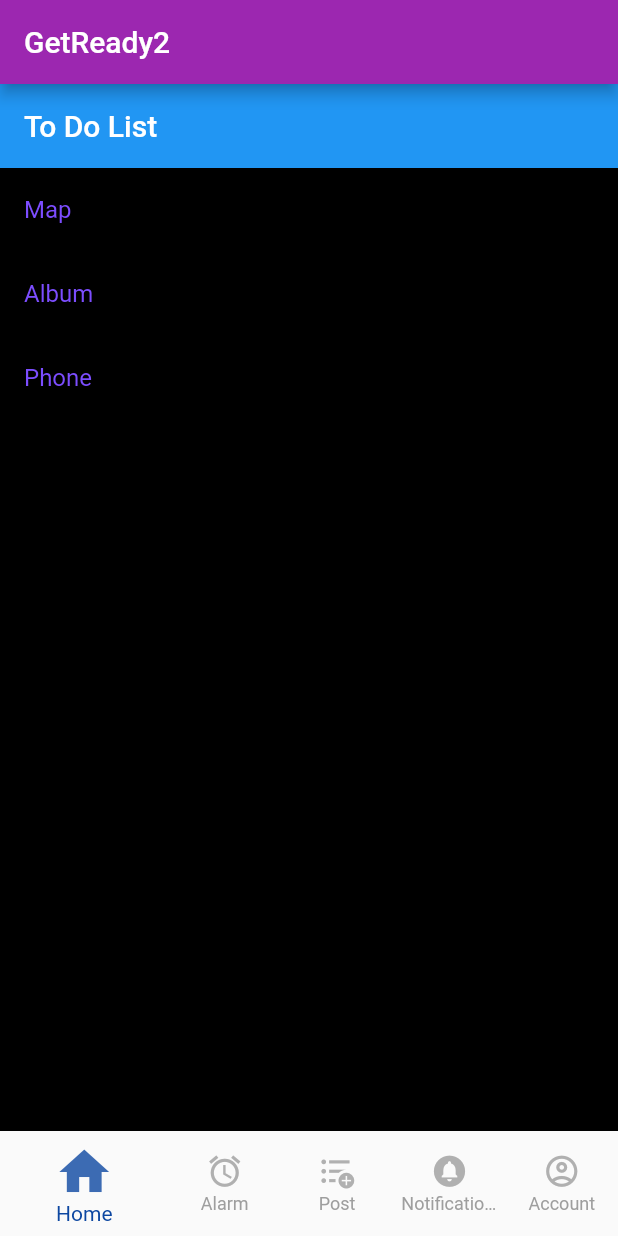
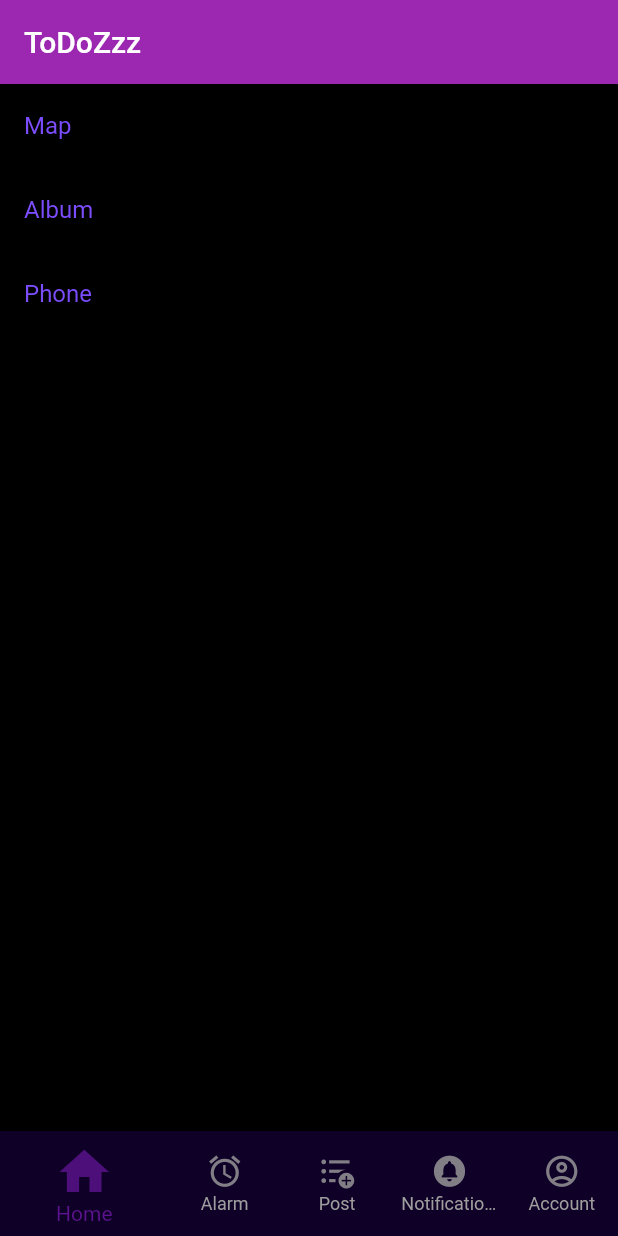
Before and after one commit to abhi-vachani/ToDoZzzz, a Flutter app: the screen it shows after launch, on a phone screen of 412 x 824 dp. Run offline on Flutter 3.47's test engine with Material 2 defaults, Android fonts, the phone set to English and light mode, and no system bars; missing offline and left inert: flutter_alarm_clock.

Commit message:
Changed some colors, headings, rm extra heading

```diff
--- a/lib/main.dart
+++ b/lib/main.dart
@@ -26,20 +26,20 @@ class MyAppState extends State<MyApp> {
   Widget build(BuildContext context) {
     return MaterialApp(
         debugShowCheckedModeBanner: false,
-        title: 'GetReady',
+        title: 'ToDoZzz',
         theme: ThemeData(
           primarySwatch: Colors.purple,
           scaffoldBackgroundColor: Colors.black,
         ),
         home: Scaffold(
             appBar: AppBar(
-              title: Text("GetReady2"),
+              title: Text("ToDoZzz"),
             ),
             body: _pageOptions[_selectedPage],
             bottomNavigationBar: BottomNavigationBar(
               selectedIconTheme: IconThemeData(size: 40, opacity: .8),
               unselectedIconTheme: IconThemeData(size: 25, opacity: .8),
-              selectedItemColor: Colors.blue[900],
+              selectedItemColor: Color.fromARGB(255, 93, 19, 143),
               unselectedItemColor: Colors.grey,
               showUnselectedLabels: true,
               currentIndex: _selectedPage,
@@ -49,16 +49,24 @@ class MyAppState extends State<MyApp> {
                 });
               },
               items: [
-                BottomNavigationBarItem(icon: Icon(Icons.home), label: 'Home'),
                 BottomNavigationBarItem(
-                    icon: Icon(Icons.access_alarm), label: 'Alarm'),
+                    icon: Icon(Icons.home),
+                    backgroundColor: Color.fromARGB(255, 15, 0, 39),
+                    label: 'Home'),
                 BottomNavigationBarItem(
-                    icon: Icon(Icons.format_list_bulleted_add), label: 'Post'),
+                    icon: Icon(Icons.access_alarm),
+                    backgroundColor: Color.fromARGB(255, 15, 0, 39),
+                    label: 'Alarm'),
+                BottomNavigationBarItem(
+                    icon: Icon(Icons.format_list_bulleted_add),
+                    backgroundColor: Color.fromARGB(255, 15, 0, 39),
+                    label: 'Post'),
                 BottomNavigationBarItem(
                     icon: Icon(Icons.circle_notifications),
                     label: 'Notifications'),
                 BottomNavigationBarItem(
                     icon: Icon(Icons.account_circle_outlined),
+                    backgroundColor: Color.fromARGB(255, 21, 0, 56),
                     label: 'Account'),
               ],
             )));
--- a/lib/screens/Home.dart
+++ b/lib/screens/Home.dart
@@ -6,17 +6,7 @@ class HomePage extends StatelessWidget {
   @override
   Widget build(BuildContext context) {
     // Simple To Do List: Need to add a way for user to input
-    const title = 'To Do List';
-    return MaterialApp(
-      debugShowCheckedModeBanner: false,
-      title: title,
-      theme: ThemeData(
-        scaffoldBackgroundColor: Colors.black,
-      ),
-      home: Scaffold(
-        appBar: AppBar(
-          title: const Text(title),
-        ),
+    return Scaffold(
       body: ListView(
         children: const <Widget>[
           ListTile(
@@ -24,15 +14,14 @@ class HomePage extends StatelessWidget {
                 Text('Map', style: TextStyle(color: Colors.deepPurpleAccent)),
           ),
           ListTile(
-              title: Text('Album',
-                  style: TextStyle(color: Colors.deepPurpleAccent)),
+            title:
+                Text('Album', style: TextStyle(color: Colors.deepPurpleAccent)),
           ),
           ListTile(
-              title: Text('Phone',
-                  style: TextStyle(color: Colors.deepPurpleAccent)),
+            title:
+                Text('Phone', style: TextStyle(color: Colors.deepPurpleAccent)),
           ),
         ],
-        ),
       ),
     );
   }
```
Lines whose indentation alone changed are shown as unchanged.
